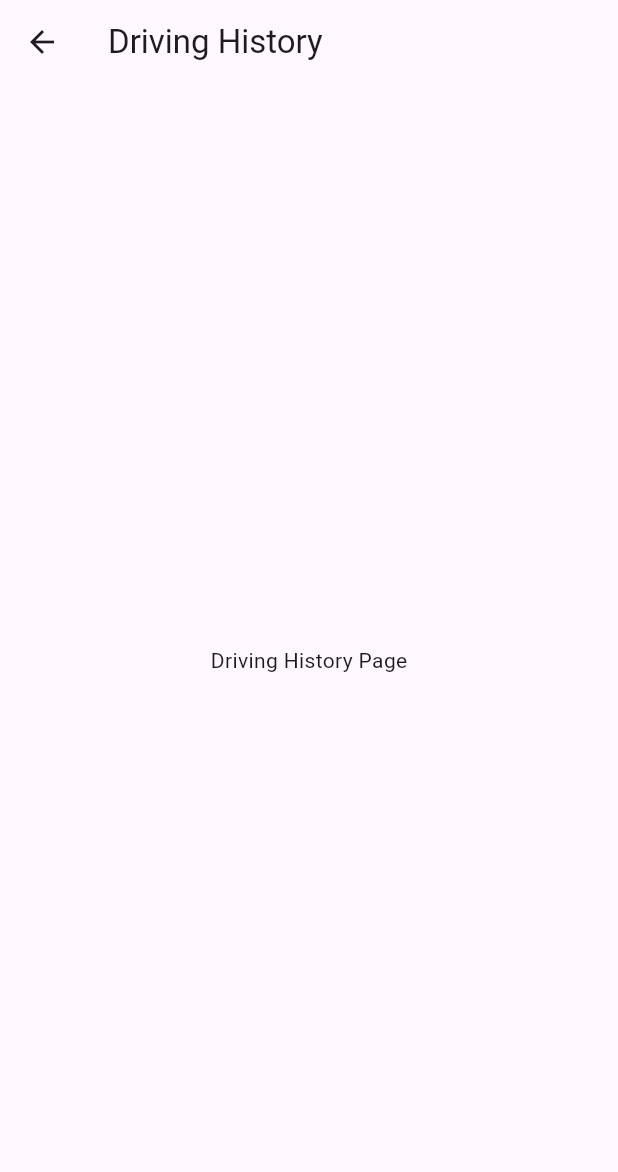
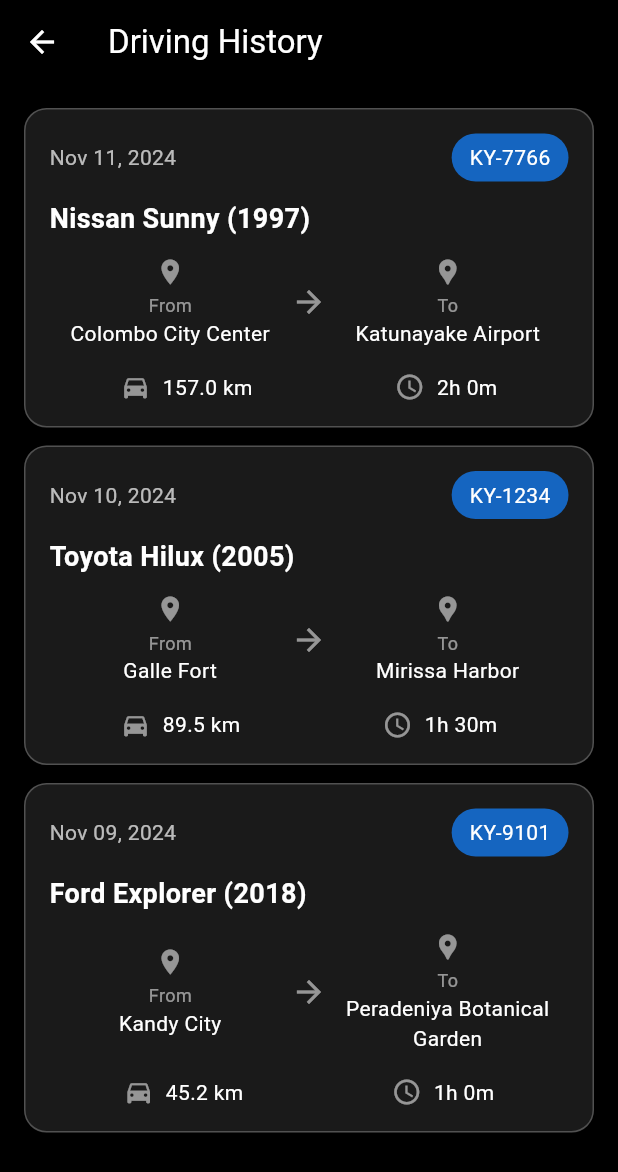
Before and after one commit to DriveOrbit/Driveorbit-App, a Flutter app: the screen it shows after launch, after a tap on "View Your Driving History", on a phone screen of 412 x 824 dp. Shown: the top 1172 px of the screen. Run offline on Flutter 3.47's test engine with Material 3 defaults, Android fonts, the phone set to English and light mode, and no system bars; our stand-ins replace flutter_screenutil, google_fonts.

Commit message:
feat: Implemented driving history page with mock data

```diff
--- /dev/null
+++ b/assets/mock_drivinghistory.json
@@ -0,0 +1,36 @@
+[
+    {
+      "historyId": "H001",
+      "date": "2024-11-11",
+      "vehicleModel": "Nissan Sunny (1997)",
+      "vehicleNumber": "KY-7766",
+      "distance": 157.0,
+      "duration": 120,
+      "startLocation": "Colombo City Center",
+      "vehicleType": "Car",
+
+      "endLocation": "Katunayake Airport"
+    },
+    {
+      "historyId": "H002",
+      "date": "2024-11-10",
+      "vehicleModel": "Toyota Hilux (2005)",
+      "vehicleNumber": "KY-1234",
+      "distance": 89.5,
+      "duration": 90,
+      "startLocation": "Galle Fort",
+      "vehicleType": "Van",
+
+      "endLocation": "Mirissa Harbor"
+    },
+    {
+      "historyId": "H003",
+      "date": "2024-11-09",
+      "vehicleModel": "Ford Explorer (2018)",
+      "vehicleNumber": "KY-9101",
+      "distance": 45.2,
+      "duration": 60,
+      "startLocation": "Kandy City",
+      "endLocation": "Peradeniya Botanical Garden"
+    }
+  ]
--- a/lib/main.dart
+++ b/lib/main.dart
@@ -1,4 +1,4 @@
-import 'package:driveorbit_app/screen/dashboard/dashboard_driver_page.dart';
+import 'package:driveorbit_app/screens/dashboard/dashboard_driver_page.dart';
 import 'package:flutter/material.dart';
 import 'package:flutter_screenutil/flutter_screenutil.dart';
 
--- /dev/null
+++ b/lib/models/driver_history_entity.dart
@@ -0,0 +1,34 @@
+class DrivingHistoryEntity {
+  final String historyId;
+  final DateTime date;
+  final String vehicleModel;
+  final String vehicleNumber;
+  final double distance;
+  final Duration duration;
+  final String startLocation;
+  final String endLocation;
+
+  DrivingHistoryEntity({
+    required this.historyId,
+    required this.date,
+    required this.vehicleModel,
+    required this.vehicleNumber,
+    required this.distance,
+    required this.duration,
+    required this.startLocation,
+    required this.endLocation,
+  });
+
+  factory DrivingHistoryEntity.fromJson(Map<String, dynamic> json) {
+    return DrivingHistoryEntity(
+      historyId: json['historyId'],
+      date: DateTime.parse(json['date']),
+      vehicleModel: json['vehicleModel'],
+      vehicleNumber: json['vehicleNumber'],
+      distance: json['distance'].toDouble(),
+      duration: Duration(minutes: json['duration']),
+      startLocation: json['startLocation'],
+      endLocation: json['endLocation'],
+    );
+  }
+}
--- a/lib/screen/dashboard/driver_history_page.dart
+++ /dev/null
@@ -1,13 +0,0 @@
-import 'package:flutter/material.dart';
-
-class DriverHistoryPage extends StatelessWidget {
-  const DriverHistoryPage({super.key});
-
-  @override
-  Widget build(BuildContext context) {
-    return Scaffold(
-      appBar: AppBar(title: const Text('Driving History')),
-      body: const Center(child: Text('Driving History Page')),
-    );
-  }
-}
--- a/lib/screen/dashboard/dashboard_driver_page.dart
+++ b/lib/screens/dashboard/dashboard_driver_page.dart
@@ -1,8 +1,8 @@
 import 'dart:convert';
 
 import 'package:driveorbit_app/models/vehicle_details_entity.dart';
-import 'package:driveorbit_app/screen/dashboard/driver_history_page.dart';
-import 'package:driveorbit_app/screen/qr_scan/qr_scan_page.dart';
+import 'package:driveorbit_app/screens/dashboard/driver_history_page.dart';
+import 'package:driveorbit_app/screens/qr_scan/qr_scan_page.dart';
 import 'package:driveorbit_app/widgets/vehicle_details.dart';
 import 'package:flutter/material.dart';
 import 'package:flutter/services.dart';
--- /dev/null
+++ b/lib/screens/dashboard/driver_history_page.dart
@@ -0,0 +1,54 @@
+import 'dart:convert';
+
+import 'package:driveorbit_app/models/driver_history_entity.dart';
+import 'package:driveorbit_app/widgets/driving_history.dart';
+import 'package:flutter/material.dart';
+import 'package:flutter/services.dart';
+
+class DriverHistoryPage extends StatefulWidget {
+  const DriverHistoryPage({super.key});
+
+  @override
+  State<DriverHistoryPage> createState() => _DriverHistoryPageState();
+}
+
+class _DriverHistoryPageState extends State<DriverHistoryPage> {
+  List<DrivingHistoryEntity> _history = [];
+
+  @override
+  void initState() {
+    super.initState();
+    _loadHistory();
+  }
+
+  Future<void> _loadHistory() async {
+    final response =
+        await rootBundle.loadString('assets/mock_drivinghistory.json');
+    final List<dynamic> decodedList = jsonDecode(response);
+    final List<DrivingHistoryEntity> history =
+        decodedList.map((item) => DrivingHistoryEntity.fromJson(item)).toList();
+
+    setState(() {
+      _history = history;
+    });
+  }
+
+  @override
+  Widget build(BuildContext context) {
+    return Scaffold(
+      appBar: AppBar(
+        title: const Text('Driving History'),
+        backgroundColor: Colors.black,
+        foregroundColor: Colors.white,
+      ),
+      backgroundColor: Colors.black,
+      body: ListView.builder(
+        padding: const EdgeInsets.all(16),
+        itemCount: _history.length,
+        itemBuilder: (context, index) {
+          return DrivingHistoryItem(history: _history[index]);
+        },
+      ),
+    );
+  }
+}
--- a/lib/widgets/driving_history.dart
+++ b/lib/widgets/driving_history.dart
@@ -0,0 +1,128 @@
+import 'package:driveorbit_app/models/driver_history_entity.dart';
+import 'package:flutter/material.dart';
+import 'package:intl/intl.dart';
+
+class DrivingHistoryItem extends StatelessWidget {
+  final DrivingHistoryEntity history;
+
+  const DrivingHistoryItem({super.key, required this.history});
+
+  @override
+  Widget build(BuildContext context) {
+    return Container(
+      padding: const EdgeInsets.all(16),
+      margin: const EdgeInsets.only(bottom: 12),
+      decoration: BoxDecoration(
+        color: const Color(0xFF1A1A1A),
+        borderRadius: BorderRadius.circular(15),
+        border: Border.all(color: Colors.white24),
+        boxShadow: [
+          BoxShadow(
+            color: Colors.black.withOpacity(0.3),
+            spreadRadius: 1,
+            blurRadius: 5,
+            offset: const Offset(0, 2),
+          ),
+        ],
+      ),
+      child: Column(
+        crossAxisAlignment: CrossAxisAlignment.start,
+        children: [
+          Row(
+            mainAxisAlignment: MainAxisAlignment.spaceBetween,
+            children: [
+              Text(
+                DateFormat('MMM dd, yyyy').format(history.date),
+                style: const TextStyle(
+                  color: Colors.white70,
+                  fontSize: 14,
+                ),
+              ),
+              Container(
+                padding:
+                    const EdgeInsets.symmetric(horizontal: 12, vertical: 6),
+                decoration: BoxDecoration(
+                  color: Colors.blue[800],
+                  borderRadius: BorderRadius.circular(20),
+                ),
+                child: Text(
+                  history.vehicleNumber,
+                  style: const TextStyle(
+                    color: Colors.white,
+                    fontSize: 14,
+                  ),
+                ),
+              ),
+            ],
+          ),
+          const SizedBox(height: 12),
+          Text(
+            history.vehicleModel,
+            style: const TextStyle(
+              color: Colors.white,
+              fontSize: 18,
+              fontWeight: FontWeight.bold,
+            ),
+          ),
+          const SizedBox(height: 12),
+          Row(
+            mainAxisAlignment: MainAxisAlignment.spaceBetween,
+            children: [
+              _buildInfoColumn(
+                  Icons.location_on, "From", history.startLocation),
+              const Icon(Icons.arrow_forward, color: Colors.white54),
+              _buildInfoColumn(Icons.location_pin, "To", history.endLocation),
+            ],
+          ),
+          const SizedBox(height: 16),
+          Row(
+            mainAxisAlignment: MainAxisAlignment.spaceAround,
+            children: [
+              _buildMetricItem(
+                Icons.directions_car,
+                "${history.distance.toStringAsFixed(1)} km",
+              ),
+              _buildMetricItem(
+                Icons.access_time,
+                "${history.duration.inHours}h ${history.duration.inMinutes.remainder(60)}m",
+              ),
+            ],
+          ),
+        ],
+      ),
+    );
+  }
+
+  Widget _buildInfoColumn(IconData icon, String title, String value) {
+    return Expanded(
+      child: Column(
+        children: [
+          Icon(icon, color: Colors.white54, size: 20),
+          const SizedBox(height: 4),
+          Text(
+            title,
+            style: const TextStyle(color: Colors.white54, fontSize: 12),
+          ),
+          Text(
+            value,
+            style: const TextStyle(color: Colors.white, fontSize: 14),
+            textAlign: TextAlign.center,
+          ),
+        ],
+      ),
+    );
+  }
+
+  Widget _buildMetricItem(IconData icon, String value) {
+    return Row(
+      children: [
+        Icon(icon, color: Colors.white54, size: 20),
+        const SizedBox(width: 8),
+        Text(
+          value,
+          style: const TextStyle(color: Colors.white, fontSize: 14),
+        ),
+      ],
+    );
+  }
+}
--- a/pubspec.yaml
+++ b/pubspec.yaml
@@ -32,6 +32,7 @@ dependencies:
     sdk: flutter
   http: ^1.3.0
   cached_network_image: ^3.2.0
+  intl: ^0.17.0
 
   # The following adds the Cupertino Icons font to your application.
   # Use with the CupertinoIcons class for iOS style icons.
```
Also changed, not shown: lib/screens/qr_scan/qr_scan_page.dart (renamed from lib/screen/qr_scan/qr_scan_page.dart), pubspec.lock, 1 other file.
